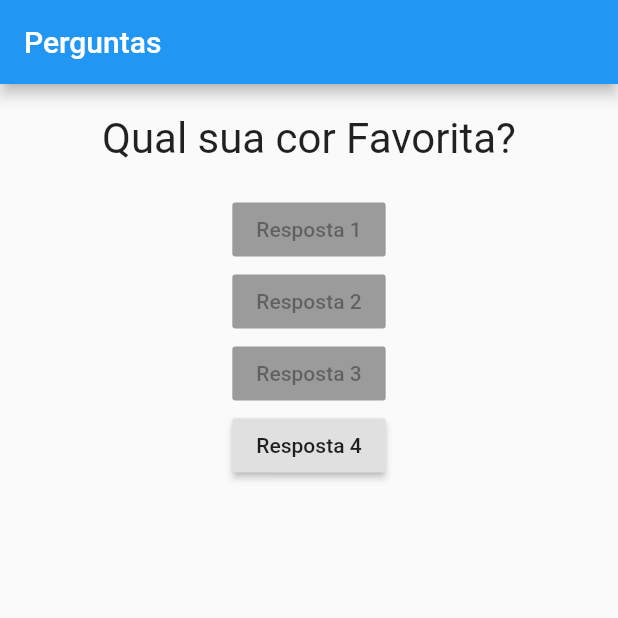
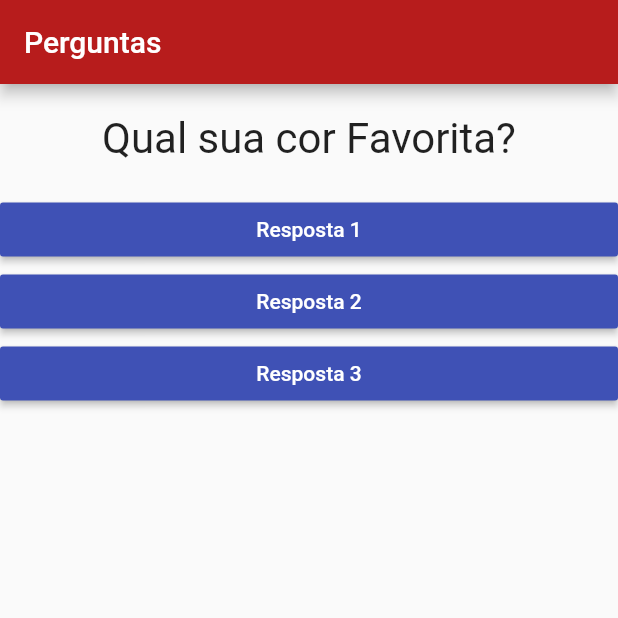
Before and after one commit to VitorL02/Perguntas_Resposta_Flutter, a Flutter app: the screen it shows after launch, on a phone screen of 412 x 824 dp, the top half of it. Run offline on Flutter 3.47's test engine with Material 2 defaults, Android fonts, the phone set to English and light mode, and no system bars.

Commit message:
Adicionado estilo aos botoes, e passada as funções

```diff
--- a/lib/main.dart
+++ b/lib/main.dart
@@ -19,22 +19,21 @@ class _PerguntaAppState extends State<PerguntaApp> {
     final perguntas = [
       'Qual sua cor Favorita?',
       'Qual seu animal favorito?',
+      'Qual sua estrela favorita',
     ];
+
     return MaterialApp(
       home: Scaffold(
         appBar: AppBar(
           title: Text('Perguntas'),
+          backgroundColor: Colors.red[900],
         ),
         body: Column(
           children: <Widget>[
             Questao(perguntas[_perguntaSelecionada]),
-            Respostas('Resposta 1'),
-            Respostas('Resposta 2'),
-            Respostas('Resposta 3'),
-            RaisedButton(
-              child: Text('Resposta 4'),
-              onPressed: _respostas,
-            ),
+            Respostas('Resposta 1', _respostas),
+            Respostas('Resposta 2', _respostas),
+            Respostas('Resposta 3', _respostas),
           ],
         ),
       ),
@@ -72,5 +71,6 @@ p1.cpg =  '123123123";
 
 print ('${p1.nome} e ${p1.cpf} ');
 
+
 }
 */
--- a/lib/respostas.dart
+++ b/lib/respostas.dart
@@ -2,13 +2,19 @@ import 'package:flutter/material.dart';
 
 class Respostas extends StatelessWidget {
   final String textoResposta;
-  Respostas(this.textoResposta);
+  final void Function() select;
+
+  Respostas(this.textoResposta, this.select);
+
   @override
   Widget build(BuildContext context) {
     return Container(
+      width: double.infinity,
       child: RaisedButton(
+        textColor: Colors.white,
+        color: Colors.indigo,
         child: Text(textoResposta),
-        onPressed: null,
+        onPressed: select,
       ),
     );
   }
```
